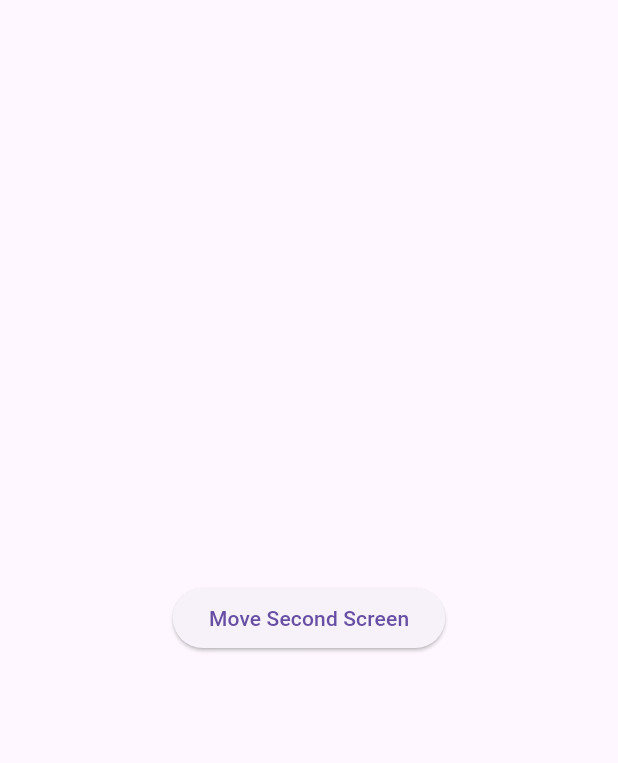
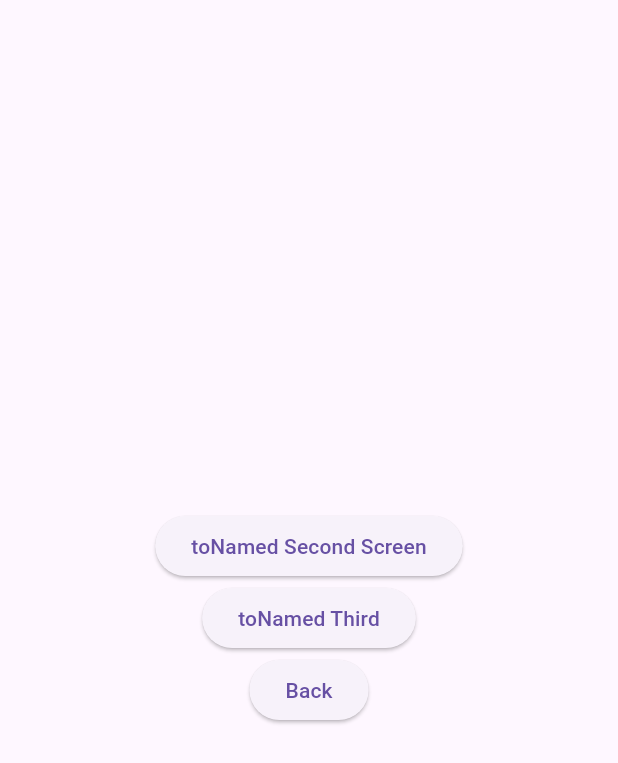
Before and after one commit to saulgoodman89/ToyFlutter, a Flutter app: the screen it shows after launch, on a phone screen of 412 x 824 dp. Shown: the top 763 px of the screen. Run offline on Flutter 3.47's test engine with Material 3 defaults, Android fonts, the light colour scheme and no system bars; our stand-ins replace get.

Commit message:
GetX Route #2

```diff
--- a/lib/GetX/first_screen.dart
+++ b/lib/GetX/first_screen.dart
@@ -20,7 +20,9 @@ class FirstScreen extends StatelessWidget {
                       Get.off
                       Get.offAll()
                  */
-                ElevatedButton(onPressed : () => Get.to('/second'), child: Text('Move Second Screen'))
+                ElevatedButton(onPressed : () => Get.toNamed('/second'), child: Text('toNamed Second Screen')),
+                ElevatedButton(onPressed : () => Get.toNamed('/third'), child: Text('toNamed Third')),
+                ElevatedButton(onPressed : () => Get.back(), child: Text('Back'))
               ],
             ),
           )
--- /dev/null
+++ b/lib/GetX/fourth_screen.dart
@@ -0,0 +1,32 @@
+import 'package:flutter/material.dart';
+import 'package:get/get.dart';
+import 'package:toy_flutter/GetX/third_screen.dart';
+
+class FourthScreen extends StatelessWidget {
+  @override
+  Widget build(BuildContext context) {
+    // TODO: implement build
+    return Scaffold(
+        body: Center(
+          child: Column(
+            mainAxisAlignment: MainAxisAlignment.center,
+            crossAxisAlignment: CrossAxisAlignment.center,
+            children: [
+              /*
+                      최초 Get.to('/second') 시  "Unexpected String , use toNamed() instead " 에러 발생.
+                      to로 이동하려면 SecondScreen() 으로 이동 가능.
+                      Get.to : 간단하게 화면 이동
+                      Get.toNamed : getpages 속성에 추가된 name 으로 이동
+                      Get.off
+                      Get.offAll()
+                 */
+              ElevatedButton(onPressed : () => Get.toNamed('/third'), child: Text('Back to Third Screen')),
+              ElevatedButton(onPressed : () => Get.offAndToNamed('/first'), child: Text('Move FirstScreen offAndToNamed')),
+              ElevatedButton(onPressed : () => Get.off(ThirdScreen()), child: Text('Move Third Screen')),
+              ElevatedButton(onPressed : () => Get.back(), child: Text('Back'))
+            ],
+          ),
+        )
+    );
+  }
+}
--- a/lib/GetX/get_screen.dart
+++ b/lib/GetX/get_screen.dart
@@ -2,8 +2,10 @@ import 'package:flutter/cupertino.dart';
 import 'package:flutter/material.dart';
 import 'package:get/get.dart';
 import 'package:toy_flutter/GetX/first_screen.dart';
+import 'package:toy_flutter/GetX/fourth_screen.dart';
 import 'package:toy_flutter/GetX/second_screen.dart';
 import 'package:toy_flutter/GetX/status_controller.dart';
+import 'package:toy_flutter/GetX/third_screen.dart';
 
 class GetApp extends StatelessWidget {
  // final statusController = Get.put(StatusController()); // GetxController를 init
@@ -19,6 +21,8 @@ class GetApp extends StatelessWidget {
         getPages: [
           GetPage(name: '/', page: () => FirstScreen()),
           GetPage(name: '/second', page : () => SecondScreen()),
+          GetPage(name: '/third', page : () => ThirdScreen()),
+          GetPage(name: '/fourth', page : () => FourthScreen()),
       ],
     );
     /*  GetX react / non-react 진행
--- a/lib/GetX/second_screen.dart
+++ b/lib/GetX/second_screen.dart
@@ -13,7 +13,9 @@ class SecondScreen extends StatelessWidget {
                 mainAxisAlignment: MainAxisAlignment.center,
                 crossAxisAlignment: CrossAxisAlignment.center,
                   children: [
-                    ElevatedButton(onPressed : () => Get.to('/first'), child: Text('Move first Screen'))
+                    ElevatedButton(onPressed : () => Get.toNamed('/'), child: Text('toNamed First Screen')),
+                    ElevatedButton(onPressed : () => Get.toNamed('/third'), child: Text('toNamed Third')),
+                    ElevatedButton(onPressed : () => Get.back(), child: Text('Back'))
                   ],
                   ),
               )
--- /dev/null
+++ b/lib/GetX/third_screen.dart
@@ -0,0 +1,33 @@
+import 'package:flutter/cupertino.dart';
+import 'package:flutter/material.dart';
+import 'package:get/get.dart';
+import 'package:toy_flutter/GetX/fourth_screen.dart';
+
+class ThirdScreen extends StatelessWidget {
+  @override
+  Widget build(BuildContext context) {
+    // TODO: implement build
+    return Scaffold(
+        body: Center(
+          child: Column(
+            mainAxisAlignment: MainAxisAlignment.center,
+            crossAxisAlignment: CrossAxisAlignment.center,
+            children: [
+              /*
+                      최초 Get.to('/second') 시  "Unexpected String , use toNamed() instead " 에러 발생.
+                      to로 이동하려면 SecondScreen() 으로 이동 가능.
+                      Get.to : 간단하게 화면 이동
+                      Get.toNamed : getpages 속성에 추가된 name 으로 이동
+                      Get.off
+                      Get.offAll()
+                 */
+              ElevatedButton(onPressed : () => Get.toNamed('/second'), child: Text('Back to Second Screen')),
+              ElevatedButton(onPressed : () => Get.toNamed('/fourth'), child: Text('Move Fourth Screen')),
+              ElevatedButton(onPressed : () => Get.offAll(FourthScreen()), child: Text('Move Fourth offAll')),
+              ElevatedButton(onPressed : () => Get.back(), child: Text('Back'))
+            ],
+          ),
+        )
+    );
+  }
+}
```
